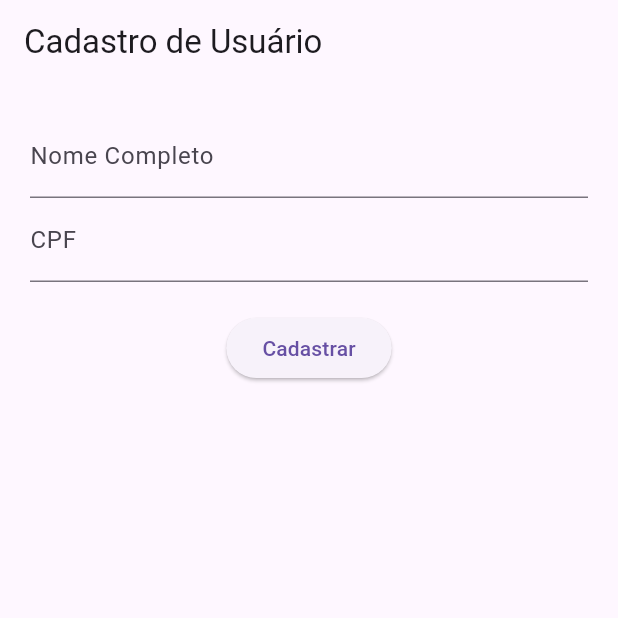
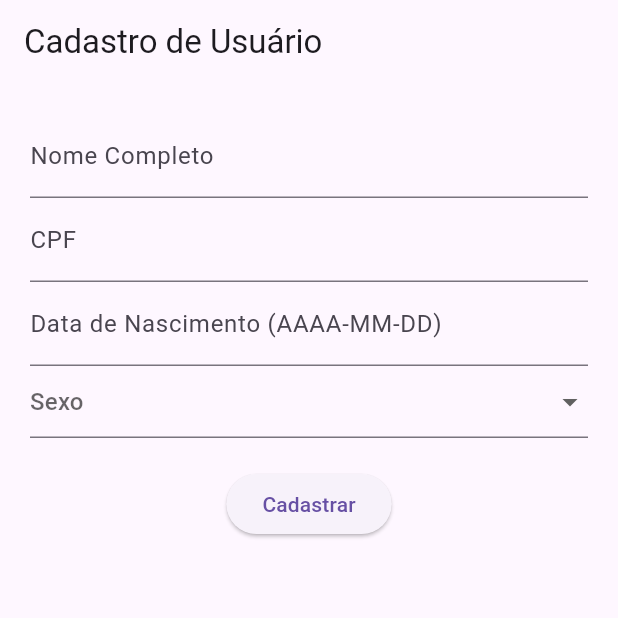
Before and after one commit to TheRomeroGuilherme/ProjectSpringBootAndFlutter, a Flutter app: the screen it shows after launch, on a phone screen of 412 x 824 dp, the top half of it. Run offline on Flutter 3.47's test engine with Material 3 defaults, Android fonts, the phone set to English and light mode, and no system bars.

Commit message:
atualizando o Flutter

```diff
--- a/flutter_app/lib/main.dart
+++ b/flutter_app/lib/main.dart
@@ -1,6 +1,8 @@
 import 'package:flutter/material.dart';
-import 'package:http/http.dart' as http;
 import 'dart:convert';
+import 'package:http/http.dart' as http; // Você pode remover esta linha depois
+import 'services/api_service.dart'; // <-- IMPORTE O NOVO SERVIÇO
+
 
 void main() {
   runApp(const MyApp());
@@ -28,28 +30,28 @@ class UserForm extends StatefulWidget {
 class _UserFormState extends State<UserForm> {
   final nomeController = TextEditingController();
   final cpfController = TextEditingController();
+  final dataNascimentoController = TextEditingController();
+  final apiService = ApiService();
+  String? _sexoSelecionado;
 
   Future<void> cadastrarUsuario() async {
-    final response = await http.post(
-      Uri.parse('http://localhost:8080/usuarios'),
-      headers: {'Content-Type': 'application/json'},
-      body: jsonEncode({
+    final userData = {
       'nomeCompleto': nomeController.text,
       'cpf': cpfController.text,
-        'dataNascimento': '2000-01-01',
-        'sexo': 'M',
-      }),
-    );
+      'dataNascimento': dataNascimentoController.text,
+      'sexo': _sexoSelecionado,
+    };
 
-    if (response.statusCode == 201) {
+    try {
+    await apiService.cadastrarUsuario(userData); // <-- CHAME O MÉTODO DO SERVIÇO
     // ignore: use_build_context_synchronously
     ScaffoldMessenger.of(context).showSnackBar(
       const SnackBar(content: Text('Usuário cadastrado com sucesso!')),
     );
-    } else {
+    } catch (e) {
     // ignore: use_build_context_synchronously
     ScaffoldMessenger.of(context).showSnackBar(
-        SnackBar(content: Text('Erro: ${response.body}')),
+      SnackBar(content: Text('Erro: ${e.toString()}')),
     );
     }
   }
@@ -70,6 +72,29 @@ class _UserFormState extends State<UserForm> {
               controller: cpfController,
               decoration: const InputDecoration(labelText: 'CPF'),
             ),
+            // ADICIONE ESTE TEXTFIELD PARA DATA DE NASCIMENTO
+            TextField(
+              controller: dataNascimentoController,
+              decoration: const InputDecoration(labelText: 'Data de Nascimento (AAAA-MM-DD)'),
+              keyboardType: TextInputType.datetime,
+            ),
+            // ADICIONE ESTE DROPDOWN PARA SEXO
+            DropdownButtonFormField<String>(
+              value: _sexoSelecionado,
+              hint: const Text('Sexo'),
+              onChanged: (String? newValue) {
+                setState(() {
+                  _sexoSelecionado = newValue;
+                });
+              },
+              items: <String>['M', 'H'].map<DropdownMenuItem<String>>((String value) {
+                return DropdownMenuItem<String>(
+                  value: value,
+                  child: Text(value == 'M' ? 'Feminino' : 'Masculino'),
+                );
+              }).toList(),
+            ),
+            // FIM DA ADIÇÃO
             const SizedBox(height: 20),
             ElevatedButton(
               onPressed: cadastrarUsuario,
--- /dev/null
+++ b/flutter_app/lib/services/api_service.dart
@@ -0,0 +1,18 @@
+import 'package:http/http.dart' as http;
+import 'dart:convert';
+
+class ApiService {
+  static const String _baseUrl = "http://10.0.2.2:8080"; // Use 10.0.2.2 para emulador Android
+
+  Future<void> cadastrarUsuario(Map<String, dynamic> userData) async {
+    final response = await http.post(
+      Uri.parse('$_baseUrl/usuarios'),
+      headers: {'Content-Type': 'application/json'},
+      body: jsonEncode(userData),
+    );
+
+    if (response.statusCode != 200) {
+      throw Exception('Falha ao cadastrar usuário: ${response.body}');
+    }
+  }
+}
```
Lines whose indentation alone changed are shown as unchanged.
